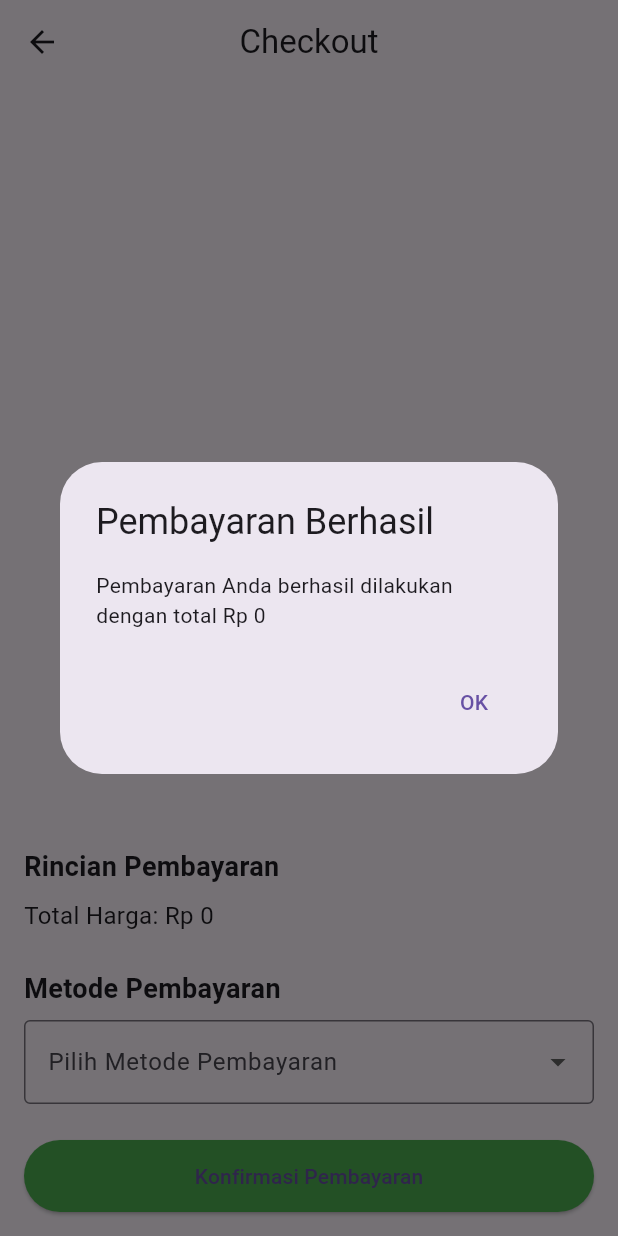
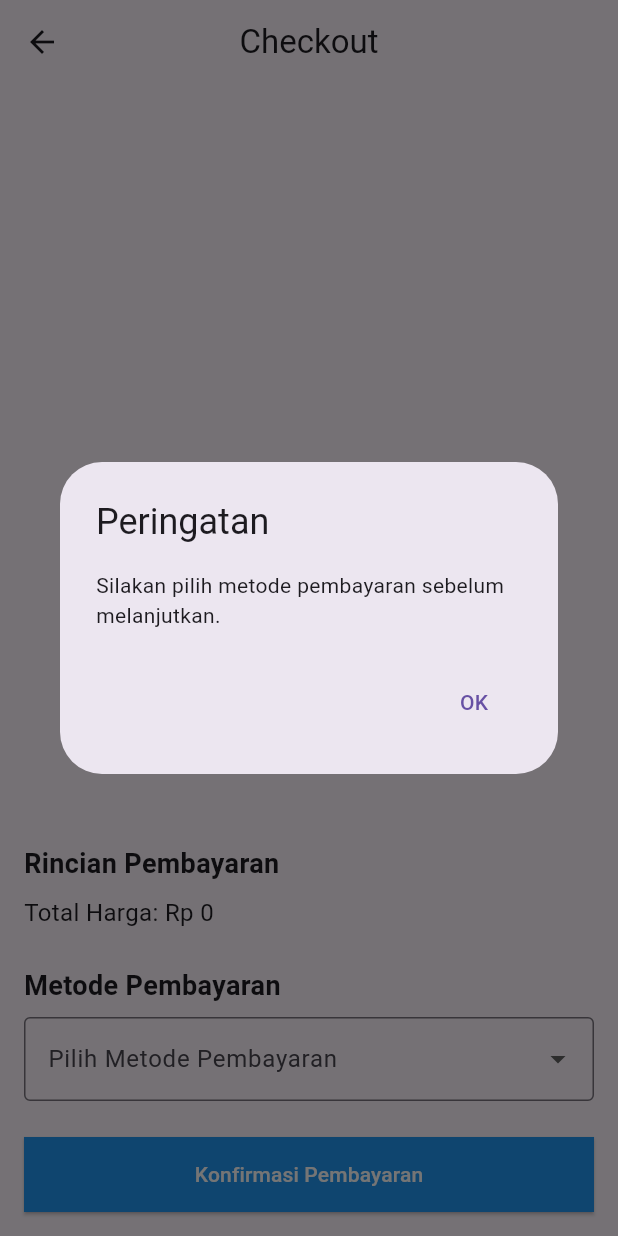
Before and after one commit to alrazak/flutter-frozen-app, a Flutter app: the CheckoutPage screen opened directly, after a tap on "Konfirmasi Pembayaran", on a phone screen of 412 x 824 dp. Run offline on Flutter 3.47's test engine with Material 3 defaults, Android fonts, the phone set to English and light mode, and no system bars; our stand-ins replace font_awesome_flutter.

```diff
--- a/lib/checkout/checkout_page.dart
+++ b/lib/checkout/checkout_page.dart
@@ -1,10 +1,17 @@
 import 'package:flutter/material.dart';
 import 'package:frozen_app/model/data_product.dart';
 
-class CheckoutPage extends StatelessWidget {
+class CheckoutPage extends StatefulWidget {
   final List<DataProduct> cartItems;
 
   const CheckoutPage({Key? key, required this.cartItems}) : super(key: key);
+
+  @override
+  _CheckoutPageState createState() => _CheckoutPageState();
+}
+
+class _CheckoutPageState extends State<CheckoutPage> {
+  String? selectedPaymentMethod; // Variabel untuk menyimpan metode pembayaran yang dipilih
 
   @override
   Widget build(BuildContext context) {
@@ -21,9 +28,9 @@ class CheckoutPage extends StatelessWidget {
             // List Produk di Keranjang
             Expanded(
               child: ListView.builder(
-                itemCount: cartItems.length,
+                itemCount: widget.cartItems.length,
                 itemBuilder: (context, index) {
-                  final item = cartItems[index];
+                  final item = widget.cartItems[index];
                   return Card(
                     margin: const EdgeInsets.symmetric(vertical: 8.0),
                     child: ListTile(
@@ -46,7 +53,7 @@ class CheckoutPage extends StatelessWidget {
             // Rincian Pembayaran
             Text('Rincian Pembayaran', style: TextStyle(fontSize: 18.0, fontWeight: FontWeight.bold)),
             SizedBox(height: 8.0),
-            Text('Total Harga: Rp ${_calculateTotal(cartItems)}', style: TextStyle(fontSize: 16.0)),
+            Text('Total Harga: Rp ${_calculateTotal(widget.cartItems)}', style: TextStyle(fontSize: 16.0)),
 
             SizedBox(height: 24.0),
 
@@ -58,26 +65,33 @@ class CheckoutPage extends StatelessWidget {
                 border: OutlineInputBorder(),
                 labelText: 'Pilih Metode Pembayaran',
               ),
+              value: selectedPaymentMethod,
               items: [
-                DropdownMenuItem(child: Text('Transfer Bank'), value: 'Transfer Bank'),
-                DropdownMenuItem(child: Text('Doku Pay'), value: 'Doku Pay'),
-                DropdownMenuItem(child: Text('OVO'), value: 'OVO'),
+                DropdownMenuItem(child: Text('COD (bayar di tempat)'), value: 'COD (bayar di tempat)'),
+                DropdownMenuItem(child: Text('BCA Virtual Account'), value: 'BCA Virtual Account'),
+                DropdownMenuItem(child: Text('ShopeePay'), value: 'ShopeePay'),
                 DropdownMenuItem(child: Text('GoPay'), value: 'GoPay'),
               ],
-              onChanged: (value) {},
+              onChanged: (value) {
+                setState(() {
+                  selectedPaymentMethod = value;
+                });
+              },
             ),
 
             SizedBox(height: 24.0),
 
             // Tombol Konfirmasi Pembayaran
             ElevatedButton(
+              // Aksi konfirmasi pembayaran
               onPressed: () {
-                // Aksi konfirmasi pembayaran
+                if (selectedPaymentMethod == null) {
+                  // Jika metode pembayaran belum dipilih, tampilkan popup
                   showDialog(
                     context: context,
                     builder: (context) => AlertDialog(
-                    title: Text('Pembayaran Berhasil'),
-                    content: Text('Pembayaran Anda berhasil dilakukan dengan total Rp ${_calculateTotal(cartItems)}'),
+                      title: Text('Peringatan'),
+                      content: Text('Silakan pilih metode pembayaran sebelum melanjutkan.'),
                       actions: <Widget>[
                         TextButton(
                           child: Text('OK'),
@@ -88,11 +102,37 @@ class CheckoutPage extends StatelessWidget {
                       ],
                     ),
                   );
+                } else {
+                  // Aksi jika metode pembayaran sudah dipilih
+                  showDialog(
+                    context: context,
+                    builder: (context) => AlertDialog(
+                      title: Text('Pembayaran Berhasil'),
+                      content: Text(
+                        'Pembayaran Anda berhasil dilakukan dengan total Rp ${_calculateTotal(widget.cartItems)} menggunakan $selectedPaymentMethod.',
+                      ),
+                      actions: <Widget>[
+                        TextButton(
+                          child: Text('OK'),
+                          onPressed: () {
+                            Navigator.pop(context);
                           },
-              child: Text('Konfirmasi Pembayaran'),
+                        ),
+                      ],
+                    ),
+                  );
+                }
+              },
+              child: Text(
+                'Konfirmasi Pembayaran',
+                style: TextStyle(color: Colors.white),
+              ),
               style: ElevatedButton.styleFrom(
-                padding: EdgeInsets.symmetric(vertical: 14.0),
-                backgroundColor: Colors.green,
+                minimumSize: Size(double.infinity, 50),
+                backgroundColor: Colors.blue,
+                shape: RoundedRectangleBorder(
+                  borderRadius: BorderRadius.zero,
+                ),
               ),
             ),
           ],
--- a/lib/detail_screen.dart
+++ b/lib/detail_screen.dart
@@ -210,6 +210,8 @@ class _DetailScreenState extends State<DetailScreen> {
                     Center(
                       child: ElevatedButton(
                         onPressed: () {
+                          // Set quantity di produk sebelum navigasi
+                          widget.place.quantity = quantity;
                           Navigator.push(
                             context,
                             MaterialPageRoute(
```
Lines whose indentation alone changed are shown as unchanged.
